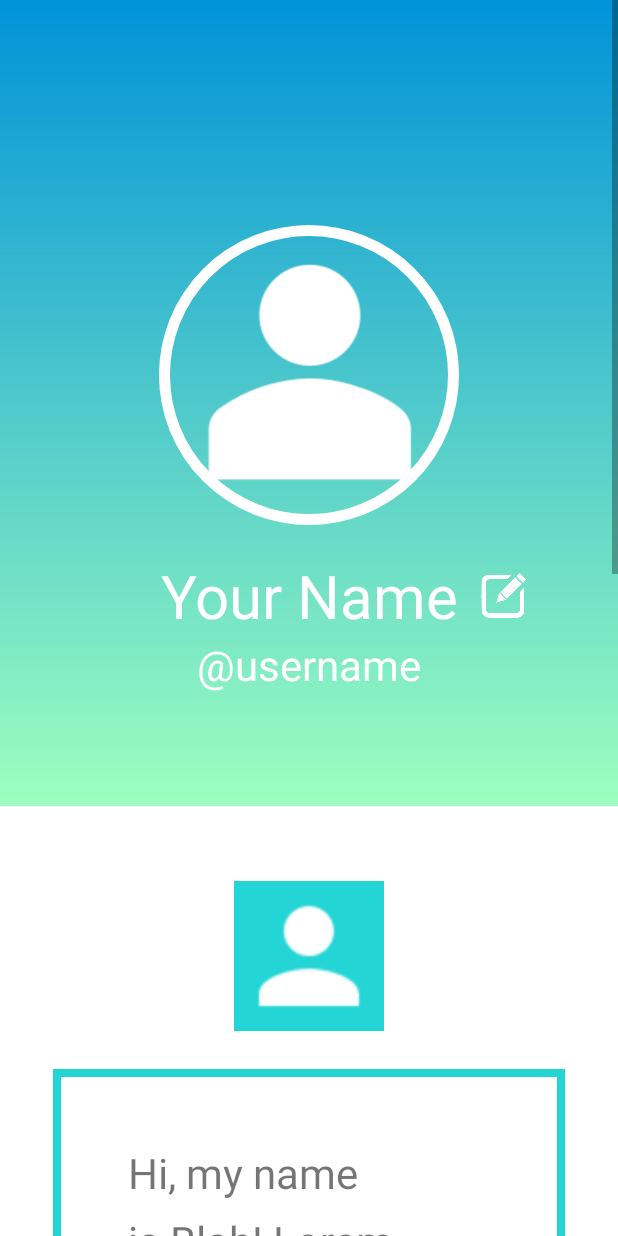
After one commit to jazdao/ConfidanteApp, an Android app: the layout profile.xml on its own in the app's theme, with its tools: preview values and no code run, on a phone screen of 412 x 824 dp. The commit adds this screen. Run offline under Robolectric (Android 15) with nearby library versions, the phone set to English and light mode, and no system bars.

Commit message:
created home and profile pages

```diff
--- a/app/src/main/res/drawable/circle.xml
+++ b/app/src/main/res/drawable/circle.xml
@@ -1,12 +1,14 @@
 
 <shape xmlns:android="http://schemas.android.com/apk/res/android"
 android:innerRadius="0dp"
-android:shape="ring"
-android:thicknessRatio="1.9"
-android:useLevel="false" >
+android:shape="oval">
 <solid android:color="@android:color/transparent" />
 
 <stroke
-android:width="10dp"
+android:width="7dp"
 android:color="@android:color/white" />
+
+<size
+    android:width="300dp"
+    android:height="300dp"/>
 </shape>
--- /dev/null
+++ b/app/src/main/res/drawable/gradient.xml
@@ -0,0 +1,8 @@
+<?xml version="1.0" encoding="utf-8"?>
+<shape xmlns:android="http://schemas.android.com/apk/res/android"
+    android:shape="rectangle">
+    <gradient
+        android:startColor="#9DFFBF"
+        android:endColor="#0093d7"
+        android:angle="90" />
+</shape>
--- /dev/null
+++ b/app/src/main/res/drawable/text_border.xml
@@ -0,0 +1,15 @@
+<shape xmlns:android="http://schemas.android.com/apk/res/android"
+    android:shape="rectangle">
+    <stroke
+        android:width="5dp"
+        android:color="#23D5D5" />
+    <padding
+        android:left="1dp"
+        android:top="1dp"
+        android:right="1dp"
+        android:bottom="1dp" />
+
+    <size
+        android:width="100dp"
+        android:height="100dp"/>
+</shape>
--- /dev/null
+++ b/app/src/main/res/layout/match.xml
@@ -0,0 +1,6 @@
+<?xml version="1.0" encoding="utf-8"?>
+<androidx.constraintlayout.widget.ConstraintLayout
+    xmlns:android="http://schemas.android.com/apk/res/android" android:layout_width="match_parent"
+    android:layout_height="match_parent">
+
+</androidx.constraintlayout.widget.ConstraintLayout>
--- /dev/null
+++ b/app/src/main/res/layout/profile.xml
@@ -0,0 +1,121 @@
+<?xml version="1.0" encoding="utf-8"?>
+<ScrollView xmlns:android="http://schemas.android.com/apk/res/android"
+    android:layout_width="match_parent"
+    android:layout_height="match_parent"
+    xmlns:app="http://schemas.android.com/apk/res-auto">
+
+    <androidx.constraintlayout.widget.ConstraintLayout
+        android:layout_width="match_parent"
+        android:layout_height="wrap_content">
+
+        <LinearLayout
+            android:id="@+id/profile"
+            android:layout_width="match_parent"
+            android:layout_height="wrap_content"
+            app:layout_constraintTop_toTopOf="parent"
+            android:paddingTop="150dp"
+            android:paddingBottom="75dp"
+            android:orientation="vertical"
+            android:background="@drawable/gradient">
+
+            <ImageView
+                android:layout_width="200dp"
+                android:layout_height="200dp"
+                android:background="@drawable/circle"
+                android:src="@drawable/profile_default"
+                android:layout_gravity="center_horizontal" />
+
+            <RelativeLayout
+                android:layout_width="match_parent"
+                android:layout_height="wrap_content"
+                android:layout_gravity="center"
+                android:layout_marginTop="20dp">
+
+                <TextView
+                    android:id="@+id/profile_user_full_name"
+                    android:layout_width="wrap_content"
+                    android:layout_height="wrap_content"
+                    android:text="@string/user_full_name"
+                    android:textColor="#fff"
+                    android:textSize="40sp"
+                    android:textAlignment="center"
+                    android:layout_centerHorizontal="true"
+                    android:layout_centerVertical="true"/>
+
+                <ImageView
+                    android:id="@+id/edit_button"
+                    android:layout_width="30dp"
+                    android:layout_height="30dp"
+                    android:src="@drawable/edit_white"
+                    android:layout_marginLeft="15dp"
+                    android:layout_toEndOf="@id/profile_user_full_name"
+                    android:layout_gravity="center_horizontal"
+                    android:layout_centerVertical="true"/>
+
+            </RelativeLayout>
+
+            <TextView
+                android:id="@+id/username"
+                android:layout_width="match_parent"
+                android:layout_height="wrap_content"
+                android:text="@string/username"
+                android:textColor="#fff"
+                android:textAlignment="center"
+                android:textSize="28sp"/>
+
+        </LinearLayout>
+
+        <LinearLayout
+            android:id="@+id/profile_bio"
+            android:layout_width="match_parent"
+            android:layout_height="wrap_content"
+            android:paddingBottom="75dp"
+            app:layout_constraintTop_toBottomOf="@id/profile"
+            app:layout_constraintLeft_toLeftOf="parent"
+            app:layout_constraintRight_toRightOf="parent"
+            android:orientation="vertical"
+            android:background="#fff">
+
+            <ImageView
+                android:layout_width="100dp"
+                android:layout_height="100dp"
+                android:layout_marginTop="50dp"
+                android:layout_gravity="center"
+                android:src="@drawable/baseline_person_white_48"
+                android:background="#23D5D5"/>
+
+            <TextView
+                android:layout_width="match_parent"
+                android:layout_height="wrap_content"
+                android:background="@drawable/text_border"
+                android:layout_marginTop="25dp"
+                android:layout_marginLeft="35dp"
+                android:layout_marginRight="35dp"
+                android:padding="50dp"
+                android:text="@string/bio_sample"
+                android:textSize="28sp"
+                android:lineHeight="45dp"/>
+
+            <ImageView
+                android:layout_width="100dp"
+                android:layout_height="100dp"
+                android:layout_marginTop="50dp"
+                android:layout_gravity="center"
+                android:src="@drawable/heart_filled"/>
+
+            <TextView
+                android:layout_width="match_parent"
+                android:layout_height="wrap_content"
+                android:background="@drawable/text_border"
+                android:layout_marginTop="15dp"
+                android:layout_marginLeft="35dp"
+                android:layout_marginRight="35dp"
+                android:padding="50dp"
+                android:text="@string/interests_sample"
+                android:textSize="28sp"
+                android:lineHeight="45dp"/>
+
+        </LinearLayout>
+
+    </androidx.constraintlayout.widget.ConstraintLayout>
+</ScrollView>
--- a/app/src/main/res/values/strings.xml
+++ b/app/src/main/res/values/strings.xml
@@ -1,10 +1,13 @@
 <resources>
     <string name="app_name">Confidante</string>
-    <string name="profile">Profile</string>
-    <string name="chat">Chat</string>
-    <string name="find">Find</string>
+    <string name="profile">profile</string>
+    <string name="chat">chat</string>
+    <string name="match">match</string>
     <string name="user_full_name">Your Name</string>
     <string name="bio_header">Bio</string>
     <string name="interest_header">Interests</string>
     <string name="profile_bio_hint">Enter a Bio</string>
+    <string name="username">\@username</string>
+    <string name="bio_sample">Hi, my name is Blah! Lorem ipsum dolor sit amet, consectetur adipiscing elit, sed do eiusmod tempor incididunt ut labore et dolore magna aliqua.</string>
+    <string name="interests_sample">Reading, Video Games, Music, Piano, Call of Duty, Genshin Impact, Undertale, Blah</string>
 </resources>
```
Also changed, not shown: app/src/main/res/drawable/button_border.xml (added, +15 -0 lines), app/src/main/res/layout/home.xml (added, +109 -0 lines), app/src/main/res/drawable/baseline_chat_white_48.png (added), app/src/main/res/drawable/baseline_person_white_48.png (added), app/src/main/res/drawable/baseline_search_white_48.png (added), app/src/main/res/drawable/edit_filled.png (added), app/src/main/res/drawable/edit_white.png (added), app/src/main/res/drawable/heart_filled.png (added), app/src/main/res/drawable/logo_filled.png (added), app/src/main/res/drawable/logo_white.png (added), app/src/main/res/drawable/profile_default.png (added).
